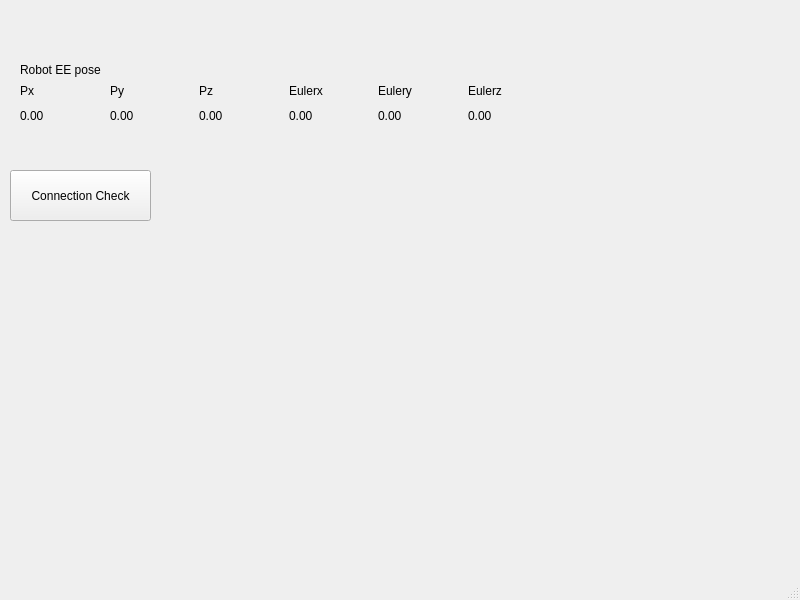
The window that mainwindow.ui (erikfredin/FrankaEmikaGUI) describes before a commit, drawn with Qt 5.
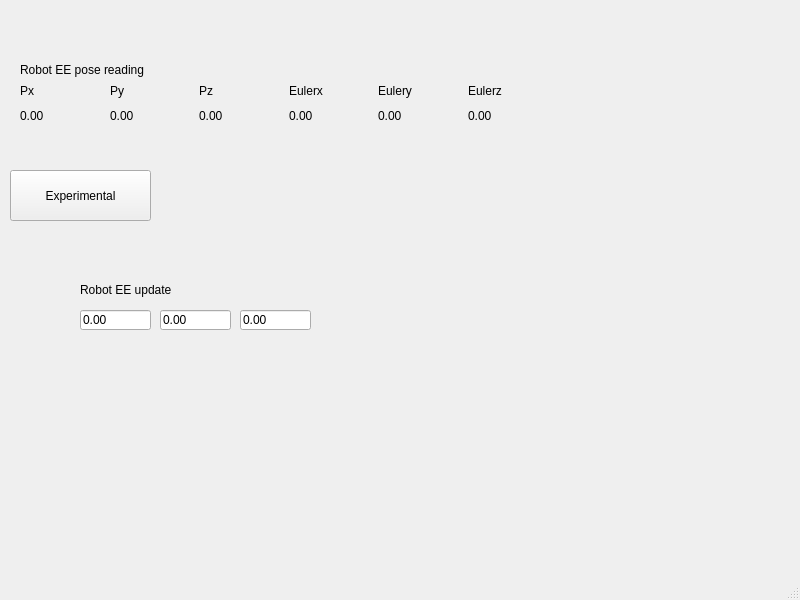
The same window after the commit.

```diff
--- a/mainwindow.ui
+++ b/mainwindow.ui
@@ -24,7 +24,7 @@
      </rect>
     </property>
     <property name="text">
-     <string>Connection Check</string>
+     <string>Experimental</string>
     </property>
    </widget>
    <widget class="QWidget" name="horizontalLayoutWidget">
@@ -140,12 +140,64 @@
      <rect>
       <x>20</x>
       <y>60</y>
+      <width>131</width>
+      <height>20</height>
+     </rect>
+    </property>
+    <property name="text">
+     <string>Robot EE pose reading</string>
+    </property>
+   </widget>
+   <widget class="QLineEdit" name="lineEdit_EE_x">
+    <property name="geometry">
+     <rect>
+      <x>80</x>
+      <y>310</y>
+      <width>71</width>
+      <height>20</height>
+     </rect>
+    </property>
+    <property name="text">
+     <string>0.00</string>
+    </property>
+   </widget>
+   <widget class="QLineEdit" name="lineEdit_EE_y">
+    <property name="geometry">
+     <rect>
+      <x>160</x>
+      <y>310</y>
+      <width>71</width>
+      <height>20</height>
+     </rect>
+    </property>
+    <property name="text">
+     <string>0.00</string>
+    </property>
+   </widget>
+   <widget class="QLineEdit" name="lineEdit_EE_z">
+    <property name="geometry">
+     <rect>
+      <x>240</x>
+      <y>310</y>
+      <width>71</width>
+      <height>20</height>
+     </rect>
+    </property>
+    <property name="text">
+     <string>0.00</string>
+    </property>
+   </widget>
+   <widget class="QLabel" name="label_2">
+    <property name="geometry">
+     <rect>
+      <x>80</x>
+      <y>280</y>
       <width>101</width>
       <height>20</height>
      </rect>
     </property>
     <property name="text">
-     <string>Robot EE pose</string>
+     <string>Robot EE update</string>
     </property>
    </widget>
   </widget>
```
